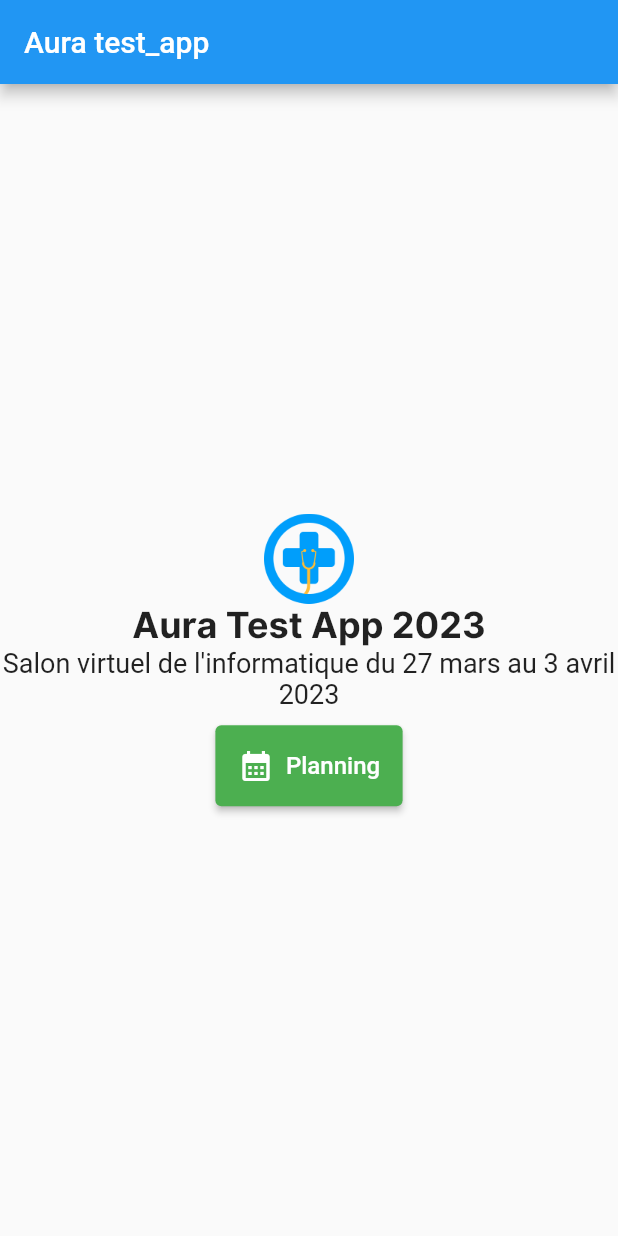
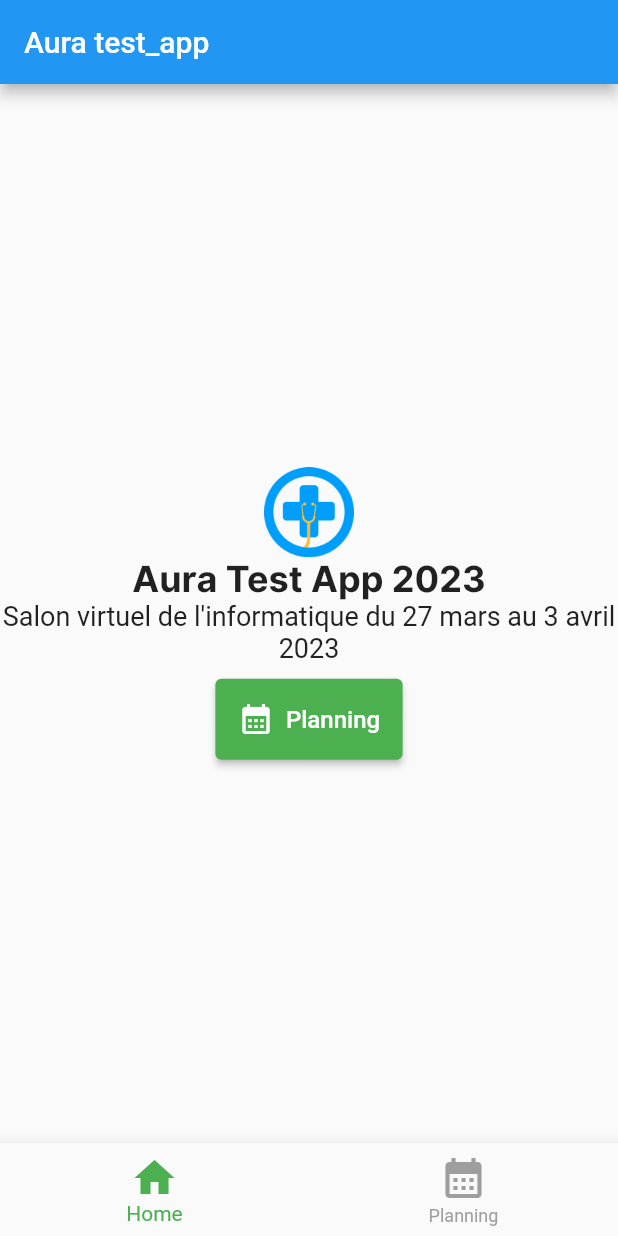
Before and after one commit to karmakatoro/test_app, a Flutter app: the screen it shows after launch, on a phone screen of 412 x 824 dp. Run offline on Flutter 3.47's test engine with Material 2 defaults, Android fonts, the phone set to English and light mode, and no system bars.

Commit message:
implementation of bottonnavbar

```diff
--- a/lib/main.dart
+++ b/lib/main.dart
@@ -14,6 +14,17 @@ class MyApp extends StatelessWidget {
       home: Scaffold(
         appBar: AppBar(title: Text("Aura test_app")),
         body: const HomePage(),
+        bottomNavigationBar: BottomNavigationBar(
+          selectedItemColor: Colors.green,
+          unselectedItemColor: Colors.grey,
+          iconSize: 32,
+          elevation: 10,
+          items: const [
+            BottomNavigationBarItem(icon: Icon(Icons.home), label: "Home"),
+            BottomNavigationBarItem(
+                icon: Icon(Icons.calendar_month), label: "Planning"),
+          ],
+        ),
       ),
     );
   }
```
